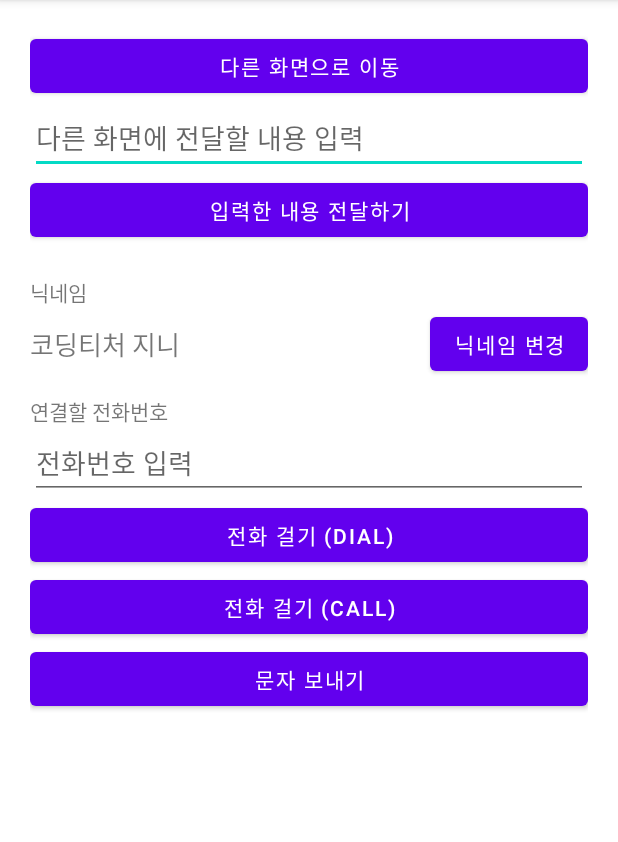
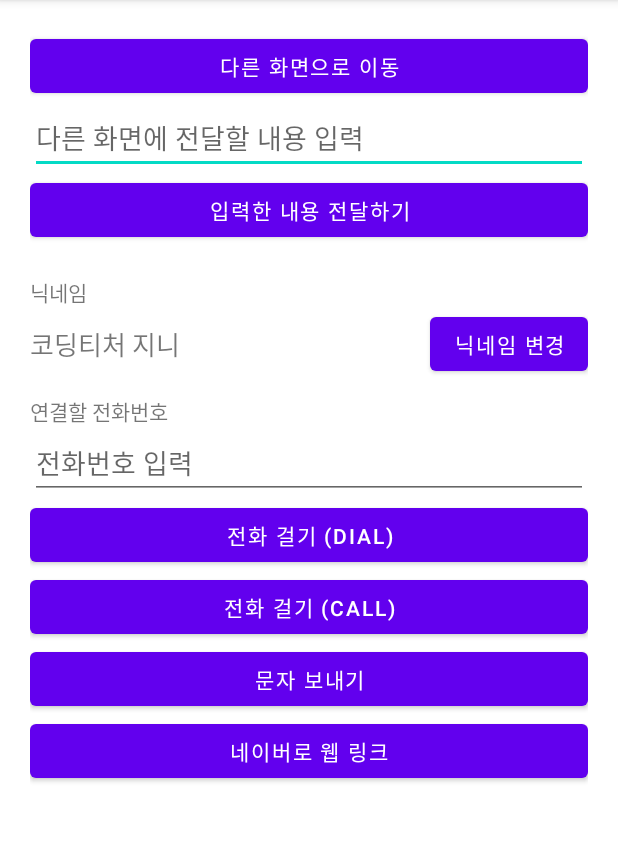
Before and after one commit to cho881020/Intent_20210819, an Android app: the screen it shows after launch (MainActivity), on a phone screen of 412 x 824 dp, the part 84-926 px from its top. Run offline under Robolectric (Android 15) with nearby library versions, the phone set to English and light mode, and no system bars.

Commit message:
웹 링크 예제

```diff
--- a/app/src/main/java/com/neppplus/intent_20210819/MainActivity.kt
+++ b/app/src/main/java/com/neppplus/intent_20210819/MainActivity.kt
@@ -16,6 +16,11 @@ class MainActivity : AppCompatActivity() {
         super.onCreate(savedInstanceState)
         setContentView(R.layout.activity_main)
 
+        naverBtn.setOnClickListener {
+            val myUri = Uri.parse("https://naver.com")
+            val myIntent = Intent( Intent.ACTION_VIEW, myUri )
+            startActivity(myIntent)
+        }
 
         smsBtn.setOnClickListener {
             val phoneNum = phoneNumEdt.text.toString()
--- a/app/src/main/res/layout/activity_main.xml
+++ b/app/src/main/res/layout/activity_main.xml
@@ -91,6 +91,11 @@
         android:layout_height="wrap_content"
         android:text="문자 보내기" />
 
+    <Button
+        android:id="@+id/naverBtn"
+        android:layout_width="match_parent"
+        android:layout_height="wrap_content"
+        android:text="네이버로 웹 링크" />
 
 
 </LinearLayout>
```
